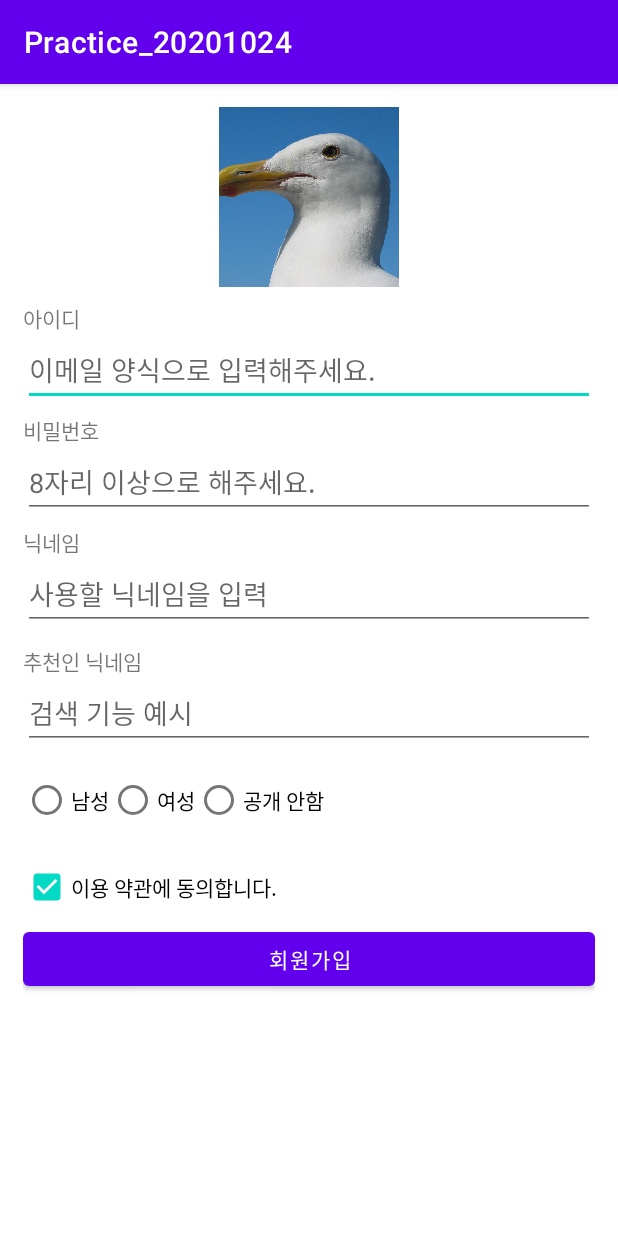
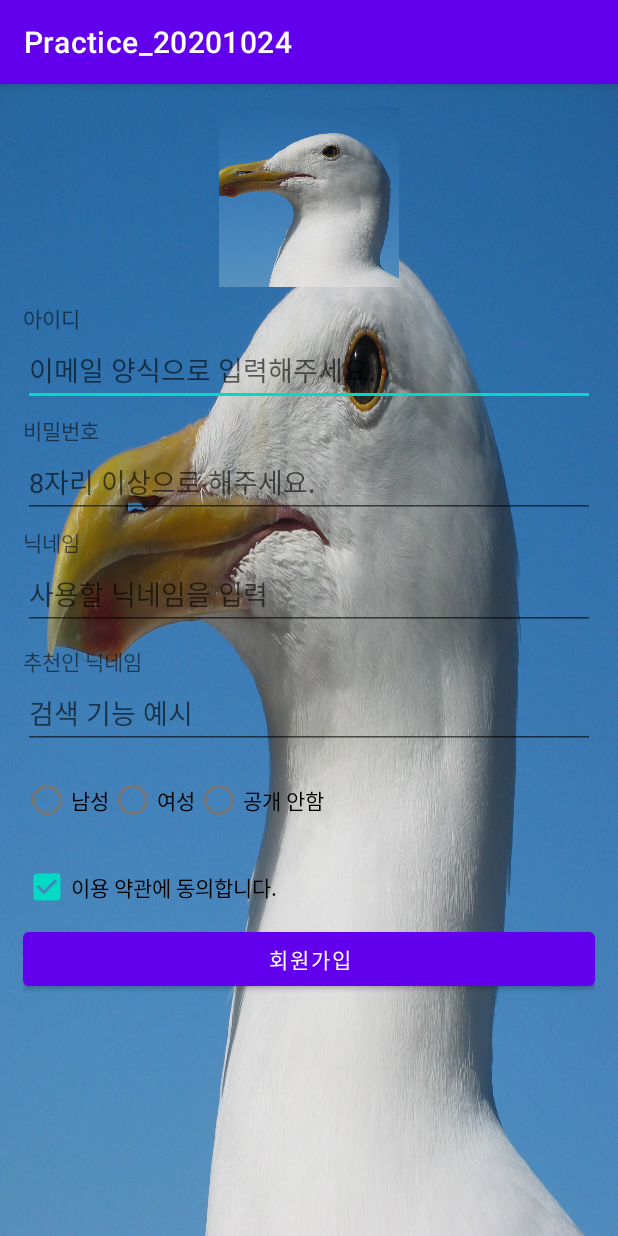
Before and after one commit to KIMHAUN/Practice_20201024, an Android app: the screen it shows after launch (MainActivity), on a phone screen of 412 x 824 dp. Run offline under Robolectric (Android 15) with nearby library versions, the phone set to English and light mode, and no system bars.

Commit message:
background 설정 예시

```diff
--- a/app/src/main/res/layout/activity_main.xml
+++ b/app/src/main/res/layout/activity_main.xml
@@ -6,6 +6,7 @@
     android:layout_height="match_parent"
     android:orientation="vertical"
     android:padding="15dp"
+    android:background="@drawable/seagull"
     tools:context=".MainActivity">
 
     <LinearLayout
```
